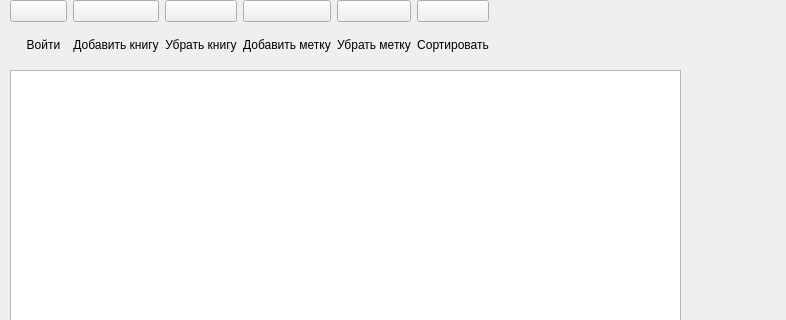
Klef99/yandexlyceum-pyqt, file UI/main.ui: the form before one commit; both pictures show x 0 to 786 and y 0 to 320 of the 955 by 589 pixel window.
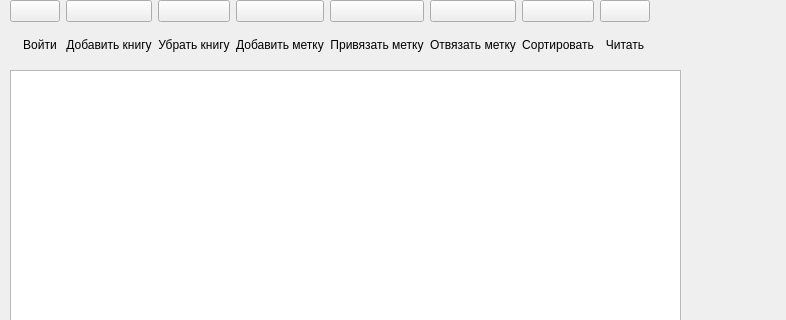
The form after the commit. Icons and pictures are not drawn.

The edit to the form file:
```diff
--- a/UI/main.ui
+++ b/UI/main.ui
@@ -33,28 +33,11 @@
      <rect>
       <x>10</x>
       <y>0</y>
-      <width>479</width>
+      <width>640</width>
       <height>61</height>
      </rect>
     </property>
     <layout class="QGridLayout" name="gridLayout">
-     <item row="1" column="4">
-      <widget class="QPushButton" name="RemoveTag">
-       <property name="text">
-        <string/>
-       </property>
-       <property name="icon">
-        <iconset>
-         <normaloff>../../../Downloads/remove-tag-64x64.png</normaloff>../../../Downloads/remove-tag-64x64.png</iconset>
-       </property>
-       <property name="iconSize">
-        <size>
-         <width>32</width>
-         <height>32</height>
-        </size>
-       </property>
-      </widget>
-     </item>
      <item row="1" column="1">
       <widget class="QPushButton" name="AddBook">
        <property name="text">
@@ -82,6 +65,16 @@
        </property>
       </widget>
      </item>
+     <item row="2" column="8">
+      <widget class="QLabel" name="ReadBookLabel">
+       <property name="text">
+        <string>Читать</string>
+       </property>
+       <property name="alignment">
+        <set>Qt::AlignCenter</set>
+       </property>
+      </widget>
+     </item>
      <item row="2" column="0">
       <widget class="QLabel" name="LoginLabel">
        <property name="text">
@@ -115,6 +108,60 @@
        </property>
       </widget>
      </item>
+     <item row="2" column="7">
+      <widget class="QLabel" name="SortBookLabel">
+       <property name="text">
+        <string>Сортировать</string>
+       </property>
+       <property name="alignment">
+        <set>Qt::AlignCenter</set>
+       </property>
+      </widget>
+     </item>
+     <item row="1" column="7">
+      <widget class="QPushButton" name="SortBook">
+       <property name="text">
+        <string/>
+       </property>
+       <property name="icon">
+        <iconset>
+         <normaloff>../../../Downloads/sorting+2-131964784836167350_0.svg</normaloff>../../../Downloads/sorting+2-131964784836167350_0.svg</iconset>
+       </property>
+       <property name="iconSize">
+        <size>
+         <width>32</width>
+         <height>32</height>
+        </size>
+       </property>
+      </widget>
+     </item>
+     <item row="1" column="8">
+      <widget class="QPushButton" name="ReadBook">
+       <property name="text">
+        <string/>
+       </property>
+       <property name="icon">
+        <iconset>
+         <normaloff>../../../Downloads/read-book.svg</normaloff>../../../Downloads/read-book.svg</iconset>
+       </property>
+       <property name="iconSize">
+        <size>
+         <width>32</width>
+         <height>32</height>
+        </size>
+       </property>
+      </widget>
+     </item>
+     <item row="2" column="5">
+      <widget class="QLabel" name="AddTagLable">
+       <property name="text">
+        <string>Привязать метку</string>
+       </property>
+       <property name="alignment">
+        <set>Qt::AlignCenter</set>
+       </property>
+      </widget>
+     </item>
      <item row="1" column="3">
       <widget class="QPushButton" name="AddTag">
        <property name="text">
@@ -149,16 +196,6 @@
        </property>
       </widget>
      </item>
-     <item row="2" column="4">
-      <widget class="QLabel" name="RemoveTagLabel">
-       <property name="text">
-        <string>Убрать метку</string>
-       </property>
-       <property name="alignment">
-        <set>Qt::AlignCenter</set>
-       </property>
-      </widget>
-     </item>
      <item row="2" column="3">
       <widget class="QLabel" name="AddTagLabel">
        <property name="text">
@@ -180,7 +217,7 @@
       </widget>
      </item>
      <item row="1" column="5">
-      <widget class="QPushButton" name="SortBook">
+      <widget class="QPushButton" name="AddTagBook">
        <property name="text">
         <string/>
        </property>
@@ -196,10 +233,27 @@
        </property>
       </widget>
      </item>
-     <item row="2" column="5">
-      <widget class="QLabel" name="SortBookLabel">
+     <item row="1" column="6">
+      <widget class="QPushButton" name="RemoveTag">
        <property name="text">
-        <string>Сортировать</string>
+        <string/>
+       </property>
+       <property name="icon">
+        <iconset>
+         <normaloff>../../../Downloads/5208375_bookmark_cancel_delete_favorite_remove_icon.svg</normaloff>../../../Downloads/5208375_bookmark_cancel_delete_favorite_remove_icon.svg</iconset>
+       </property>
+       <property name="iconSize">
+        <size>
+         <width>32</width>
+         <height>32</height>
+        </size>
+       </property>
+      </widget>
+     </item>
+     <item row="2" column="6">
+      <widget class="QLabel" name="RemoveTagLabel">
+       <property name="text">
+        <string>Отвязать метку</string>
        </property>
        <property name="alignment">
         <set>Qt::AlignCenter</set>
```
Left out of the diff: 2 changed lines with no effect on the pictures.
